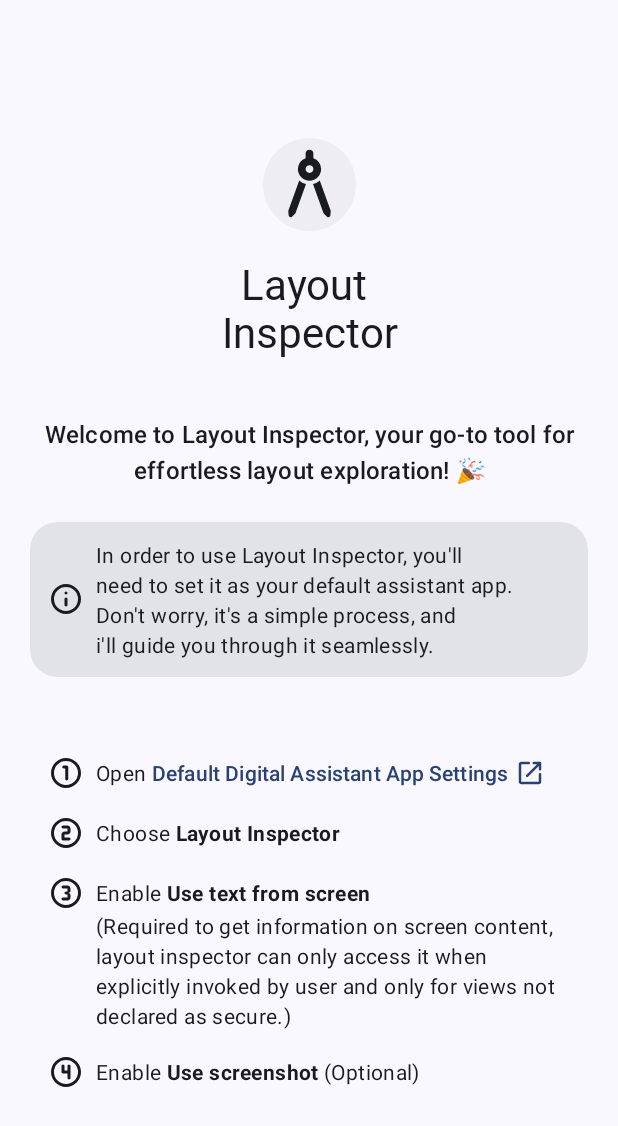
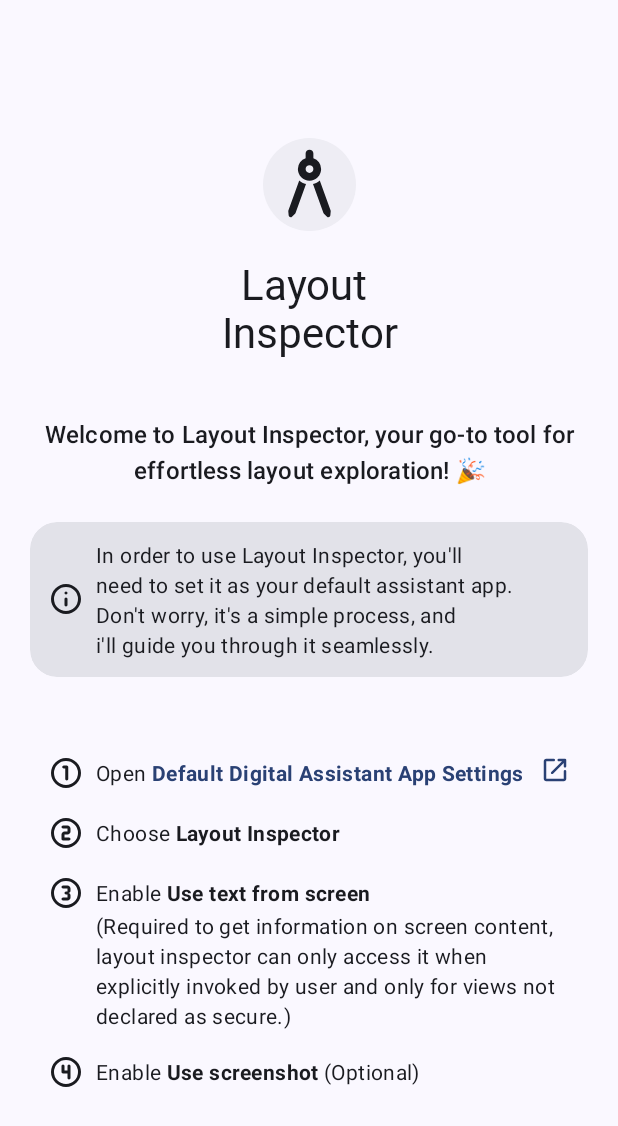
Before and after one commit to DrHowdyDoo/LayoutInspector, an Android app: the screen it shows after launch (MainActivity), on a phone screen of 412 x 824 dp. Shown: the top 1126 px of the screen. Run offline under Robolectric (Android 15) with nearby library versions, the phone set to English and light mode, and no system bars.

Commit message:
optimize for small and large screens

```diff
--- a/app/src/main/java/com/drhowdydoo/layoutinspector/MainActivity.java
+++ b/app/src/main/java/com/drhowdydoo/layoutinspector/MainActivity.java
@@ -2,15 +2,18 @@ package com.drhowdydoo.layoutinspector;
 
 import android.content.ComponentName;
 import android.content.Intent;
+import android.graphics.Color;
 import android.os.Bundle;
 import android.provider.Settings;
 import android.text.Spannable;
 import android.text.SpannableStringBuilder;
+import android.text.style.ForegroundColorSpan;
 import android.widget.TextView;
 
 import androidx.appcompat.app.AppCompatActivity;
 
 import com.google.android.material.color.DynamicColors;
+import com.google.android.material.color.MaterialColors;
 
 public class MainActivity extends AppCompatActivity {
 
@@ -37,6 +40,7 @@ public class MainActivity extends AppCompatActivity {
         TextView tvInfoStep2 = findViewById(R.id.info_step_2);
         TextView tvInfoStep3 = findViewById(R.id.info_step_3);
         TextView tvInfoStep4 = findViewById(R.id.info_step_4);
+        setColoredBoldText(tvOpenAssistSetting, 5, tvOpenAssistSetting.getText().length());
         setBoldText(tvInfoStep2, 7, tvInfoStep2.getText().length());
         setBoldText(tvInfoStep3, 7, 27);
         setBoldText(tvInfoStep4, 7, tvInfoStep4.getText().length() - 10);
@@ -46,6 +50,14 @@ public class MainActivity extends AppCompatActivity {
     private void setBoldText(TextView tv, int start, int end) {
         SpannableStringBuilder str = new SpannableStringBuilder(tv.getText());
         str.setSpan(new android.text.style.StyleSpan(android.graphics.Typeface.BOLD), start, end, Spannable.SPAN_EXCLUSIVE_EXCLUSIVE);
+        tv.setText(str);
+    }
+
+    private void setColoredBoldText(TextView tv, int start, int end){
+        SpannableStringBuilder str = new SpannableStringBuilder(tv.getText());
+        int colorPrimary = MaterialColors.getColor(this, com.google.android.material.R.attr.colorPrimary, Color.BLUE);
+        str.setSpan(new android.text.style.StyleSpan(android.graphics.Typeface.BOLD), start, end, Spannable.SPAN_EXCLUSIVE_EXCLUSIVE);
+        str.setSpan(new ForegroundColorSpan(colorPrimary), start, end, Spannable.SPAN_EXCLUSIVE_EXCLUSIVE);
         tv.setText(str);
     }
 
--- a/app/src/main/java/com/drhowdydoo/layoutinspector/service/AssistSession.java
+++ b/app/src/main/java/com/drhowdydoo/layoutinspector/service/AssistSession.java
@@ -265,7 +265,7 @@ public class AssistSession extends VoiceInteractionSession {
     private void collapseCardView() {
         TransitionManager.beginDelayedTransition(mCardView, changeBoundTransition);
         ViewGroup.LayoutParams layoutParams = mCardView.getLayoutParams();
-        layoutParams.height = Utils.dpToPx(getContext(), 60);
+        layoutParams.height = Utils.dpToPx(getContext(), 59);
         mCardView.setLayoutParams(layoutParams);
     }
 
--- a/app/src/main/res/layout/activity_main.xml
+++ b/app/src/main/res/layout/activity_main.xml
@@ -1,13 +1,18 @@
 <?xml version="1.0" encoding="utf-8"?>
-<androidx.constraintlayout.widget.ConstraintLayout xmlns:android="http://schemas.android.com/apk/res/android"
+<ScrollView
+    xmlns:android="http://schemas.android.com/apk/res/android"
     xmlns:app="http://schemas.android.com/apk/res-auto"
     xmlns:tools="http://schemas.android.com/tools"
+    android:layout_width="match_parent"
+    android:layout_height="match_parent"
+    tools:context=".MainActivity">
+
+    <androidx.constraintlayout.widget.ConstraintLayout
         android:id="@+id/parent"
         android:layout_width="match_parent"
-    android:layout_height="match_parent"
-    tools:ignore="ContentDescription"
-    tools:context=".MainActivity">
-
+        android:layout_height="wrap_content"
+        android:paddingBottom="36dp"
+        tools:ignore="ContentDescription">
 
         <ImageView
             android:id="@+id/imageView"
@@ -94,29 +99,23 @@
                 android:orientation="horizontal">
 
                 <TextView
-                android:id="@+id/info_step_1"
+                    android:id="@+id/tvOpenAssistSetting"
+                    android:layout_width="0dp"
+                    android:layout_height="wrap_content"
+                    android:clickable="true"
+                    android:layout_weight="1"
+                    android:drawablePadding="8dp"
+                    app:drawableStartCompat="@drawable/rounded_counter_1_24"
+                    android:gravity="start|center_vertical"
+                    android:text="@string/btn_open_assist_setting"
+                    android:textAppearance="@style/TextAppearance.Material3.BodyMedium"
+                     />
+
+                <ImageView
                     android:layout_width="wrap_content"
                     android:layout_height="wrap_content"
-                android:drawablePadding="8dp"
-                android:layout_gravity="start"
-                android:gravity="start|center_vertical"
-                android:text="@string/info_step_1"
-                android:textAppearance="@style/TextAppearance.Material3.BodyMedium"
-                app:drawableStartCompat="@drawable/rounded_counter_1_24" />
-
-            <TextView
-                android:id="@+id/tvOpenAssistSetting"
-                android:layout_width="wrap_content"
-                android:layout_height="wrap_content"
-                android:clickable="true"
-                android:layout_gravity="center_vertical"
-                android:gravity="start|center_vertical"
-                android:textColor="?colorPrimary"
-                android:layout_marginStart="3dp"
-                android:drawablePadding="4dp"
-                android:text="@string/btn_open_assist_setting"
-                android:textAppearance="@style/TextAppearance.Material3.LabelLarge"
-                app:drawableEndCompat="@drawable/rounded_open_in_new_24" />
+                    android:layout_gravity="start|top"
+                    android:background="@drawable/rounded_open_in_new_24"/>
 
             </LinearLayout>
 
@@ -173,3 +172,5 @@
 
 
     </androidx.constraintlayout.widget.ConstraintLayout>
+
+</ScrollView>
--- a/app/src/main/res/values/strings.xml
+++ b/app/src/main/res/values/strings.xml
@@ -9,7 +9,7 @@
     <string name="info_step_2">Choose Layout Inspector</string>
     <string name="info_step_3">Enable Use text from screen\n(Required to get information on screen content, layout inspector can only access it when explicitly invoked by user and only for views not declared as secure.)</string>
     <string name="info_step_4">Enable Use screenshot (Optional)</string>
-    <string name="btn_open_assist_setting">Default Digital Assistant App Settings</string>
+    <string name="btn_open_assist_setting">Open Default Digital Assistant App Settings</string>
     <string name="gesture_instruction_info">Looks like you\'re all set 👍\n\nNow you can activate the layout inspector like google assistant.\nJust swipe up from a bottom corner to invoke Layout inspector app</string>
     <string name="empty_treeview_msg">Whoopsie daisy! This activity has its curtains drawn, no peeking allowed! 🎭🙈 </string>
 </resources>
```
Also changed, not shown: app/src/main/java/com/drhowdydoo/layoutinspector/ui/DrawableFrameLayout.java (+0 -13 lines), app/src/main/res/layout/assistant_layout.xml (+18 -7 lines), app/src/main/res/layout/settings_layout.xml (+6 -4 lines). Lines whose indentation alone changed are shown as unchanged.
